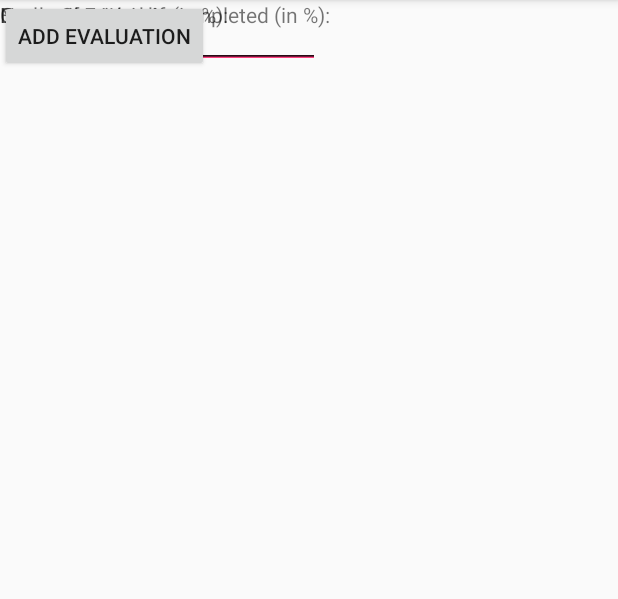
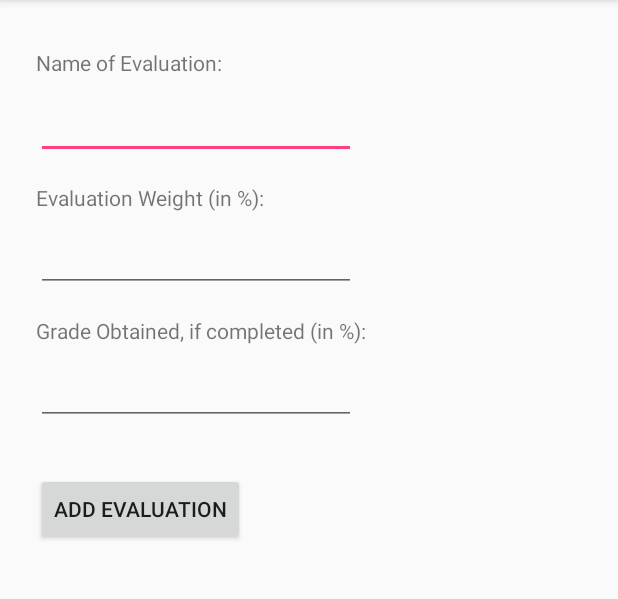
Before and after one commit to WillMahler/CourseGradeCalculator, an Android app: the AddEvaluation screen opened directly, with no data from a screen before it, on a phone screen of 412 x 824 dp, the part 84-683 px from its top. Run offline under Robolectric (Android 15) with nearby library versions, the phone set to English and light mode, and no system bars.

Commit message:
Updated views for addCourse and addEvaluation

```diff
--- a/app/src/main/res/layout/activity_add_evaluation.xml
+++ b/app/src/main/res/layout/activity_add_evaluation.xml
@@ -8,61 +8,74 @@
 
     <TextView
         android:id="@+id/textView"
-        android:layout_width="wrap_content"
-        android:layout_height="16dp"
-        android:text="Name of Evaluation:"
-        tools:layout_editor_absoluteX="16dp"
-        tools:layout_editor_absoluteY="52dp" />
+        android:layout_width="125dp"
+        android:layout_height="20dp"
+        android:layout_marginStart="24dp"
+        android:layout_marginTop="32dp"
+        android:text="Name of Evaluation: "
+        app:layout_constraintStart_toStartOf="parent"
+        app:layout_constraintTop_toTopOf="parent" />
 
     <TextView
         android:id="@+id/textView2"
         android:layout_width="wrap_content"
         android:layout_height="wrap_content"
+        android:layout_marginStart="24dp"
+        android:layout_marginTop="16dp"
         android:text="Evaluation Weight (in %):"
-        tools:layout_editor_absoluteX="16dp"
-        tools:layout_editor_absoluteY="131dp" />
+        app:layout_constraintStart_toStartOf="parent"
+        app:layout_constraintTop_toBottomOf="@+id/editText" />
 
     <TextView
         android:id="@+id/textView4"
         android:layout_width="wrap_content"
         android:layout_height="wrap_content"
+        android:layout_marginStart="24dp"
+        android:layout_marginTop="16dp"
         android:text="Grade Obtained, if completed (in %):"
-        tools:layout_editor_absoluteX="16dp"
-        tools:layout_editor_absoluteY="210dp" />
+        app:layout_constraintStart_toStartOf="parent"
+        app:layout_constraintTop_toBottomOf="@+id/editText3" />
 
     <EditText
         android:id="@+id/editText"
         android:layout_width="wrap_content"
-        android:layout_height="wrap_content"
+        android:layout_height="46dp"
+        android:layout_marginStart="24dp"
+        android:layout_marginTop="8dp"
         android:ems="10"
         android:inputType="textPersonName"
-        android:text="Type name here"
-        tools:layout_editor_absoluteX="30dp"
-        tools:layout_editor_absoluteY="68dp" />
+        app:layout_constraintStart_toStartOf="parent"
+        app:layout_constraintTop_toBottomOf="@+id/textView" />
 
     <EditText
         android:id="@+id/editText3"
         android:layout_width="wrap_content"
         android:layout_height="wrap_content"
+        android:layout_marginStart="24dp"
+        android:layout_marginTop="8dp"
         android:ems="10"
         android:inputType="numberPassword"
-        tools:layout_editor_absoluteX="30dp"
-        tools:layout_editor_absoluteY="150dp" />
+        app:layout_constraintStart_toStartOf="parent"
+        app:layout_constraintTop_toBottomOf="@+id/textView2" />
 
     <EditText
         android:id="@+id/editText4"
         android:layout_width="wrap_content"
         android:layout_height="wrap_content"
+        android:layout_marginStart="24dp"
+        android:layout_marginTop="8dp"
         android:ems="10"
         android:inputType="numberPassword"
-        tools:layout_editor_absoluteX="30dp"
-        tools:layout_editor_absoluteY="232dp" />
+        app:layout_constraintStart_toStartOf="parent"
+        app:layout_constraintTop_toBottomOf="@+id/textView4" />
 
     <Button
         android:id="@+id/addEvaluationButton_FromAddEvaluation"
         android:layout_width="wrap_content"
         android:layout_height="wrap_content"
+        android:layout_marginStart="24dp"
+        android:layout_marginTop="32dp"
         android:text="Add Evaluation"
-        tools:layout_editor_absoluteX="30dp"
-        tools:layout_editor_absoluteY="314dp" />
+        app:layout_constraintStart_toStartOf="parent"
+        app:layout_constraintTop_toBottomOf="@+id/editText4" />
 </android.support.constraint.ConstraintLayout>
```
Also changed, not shown: app/src/main/java/cuhacking/coursegradecalculator/MainActivity.java (+9 -14 lines), app/src/main/res/layout/activity_add_course.xml (+16 -8 lines).
